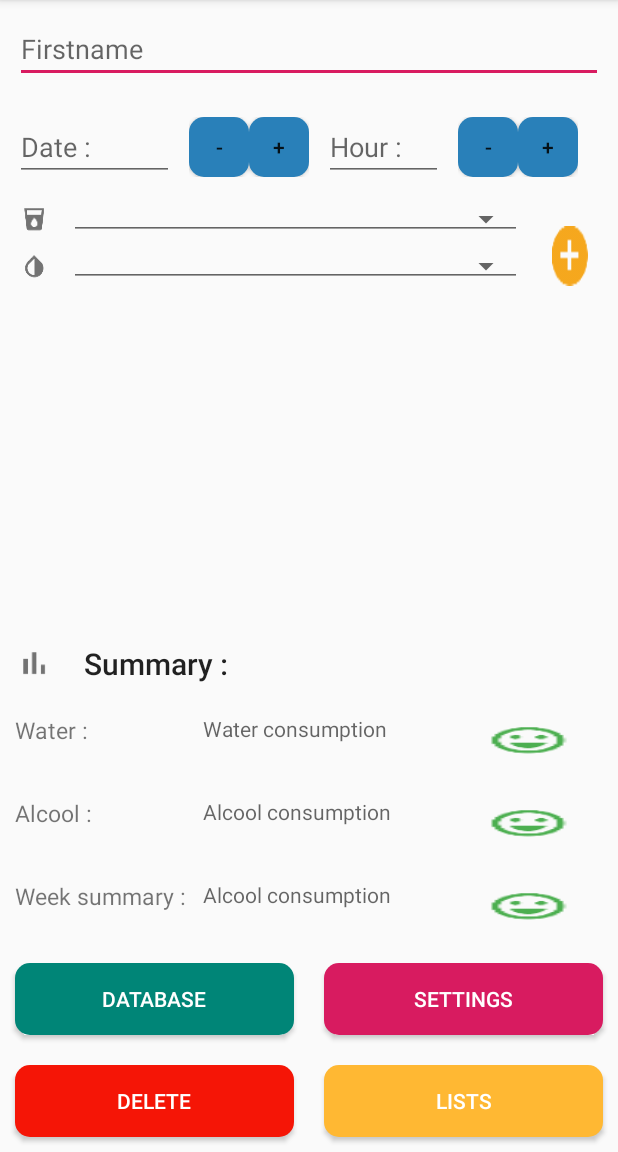
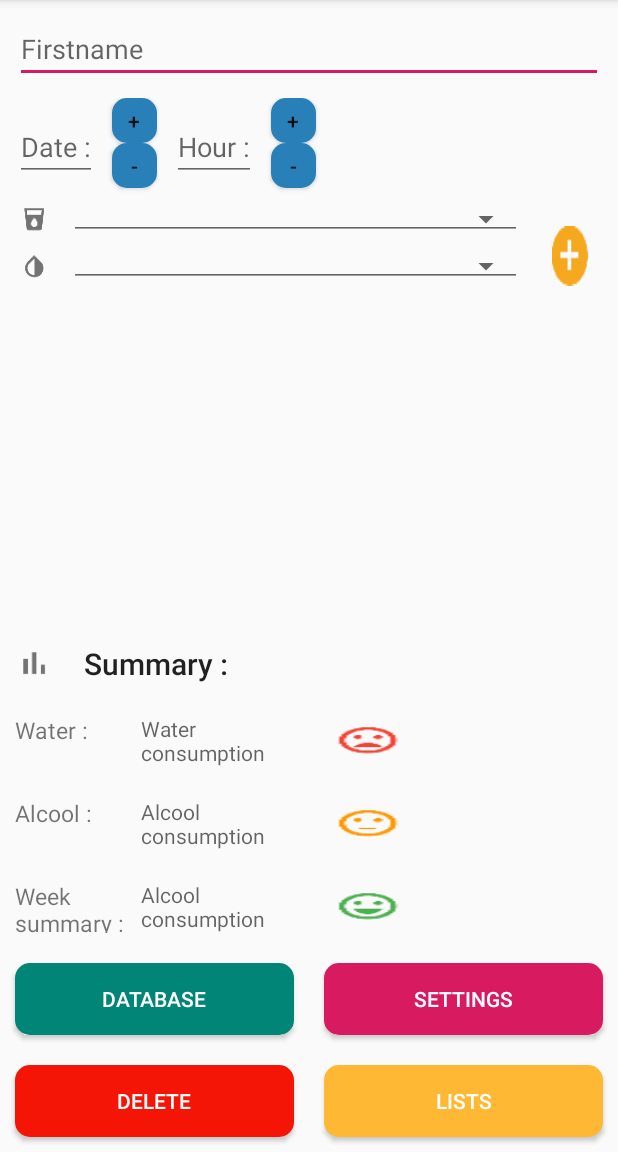
Before and after one commit to JustineJa/SuiviConso, an Android app: the screen it shows after launch (MainActivity), on a phone screen of 412 x 824 dp, the part 84-1236 px from its top. Run offline under Robolectric (Android 15) with nearby library versions, the phone set to English and light mode, and no system bars.

Commit message:
suppression Linear layout date et heure

```diff
--- a/app/src/main/res/layout/activity_main.xml
+++ b/app/src/main/res/layout/activity_main.xml
@@ -18,79 +18,68 @@
             android:layout_margin="10dp" />
     </LinearLayout>
 
-    <LinearLayout
+    <RelativeLayout
         android:layout_width="match_parent"
-        android:layout_height="wrap_content"
-        android:orientation="horizontal">
+        android:layout_height="wrap_content">
 
         <EditText
             android:id="@+id/activity_main_edit_date"
-            android:layout_width="0dp"
+            android:layout_width="wrap_content"
             android:layout_height="wrap_content"
-            android:ems="10"
             android:hint="@string/date"
             android:layout_margin="10dp"
-            android:layout_weight="40"
             android:inputType="date"/>
 
-        <LinearLayout
-            android:layout_width="wrap_content"
-            android:layout_height="wrap_content"
-            android:orientation="horizontal"
-            android:layout_gravity="center">
+        <Button
+            android:id="@+id/activity_main_date_plus"
+            android:layout_width="30dp"
+            android:layout_height="30dp"
+            android:text="@string/plus_btn"
+            android:layout_gravity="center"
+            android:background="@drawable/button_radius_blue_color"
+            style="@style/TextAppearance.AppCompat.Button"
+            android:layout_toRightOf="@+id/activity_main_edit_date"/>
 
         <Button
             android:id="@+id/activity_main_date_moins"
-                android:layout_width="40dp"
-                android:layout_height="40dp"
+            android:layout_width="30dp"
+            android:layout_height="30dp"
             android:text="@string/minus_btn"
             android:layout_gravity="center"
             android:background="@drawable/button_radius_blue_color"
-                style="@style/TextAppearance.AppCompat.Button"/>
+            style="@style/TextAppearance.AppCompat.Button"
+            android:layout_toRightOf="@+id/activity_main_edit_date"
+            android:layout_below="@+id/activity_main_date_plus"/>
+
+        <EditText
+            android:id="@+id/activity_main_edit_heure"
+            android:layout_width="wrap_content"
+            android:layout_height="wrap_content"
+            android:hint="@string/hour"
+            android:layout_margin="10dp"
+            android:inputType="time"
+            android:layout_toRightOf="@+id/activity_main_date_plus"/>
+
         <Button
-                android:id="@+id/activity_main_date_plus"
-                android:layout_width="40dp"
-                android:layout_height="40dp"
+            android:id="@+id/activity_main_hour_plus"
+            android:layout_width="30dp"
+            android:layout_height="30dp"
             android:text="@string/plus_btn"
             android:layout_gravity="center"
             android:background="@drawable/button_radius_blue_color"
-                style="@style/TextAppearance.AppCompat.Button"/>
-
-        </LinearLayout>
-
-        <EditText
-            android:id="@+id/activity_main_edit_heure"
-            android:layout_width="0dp"
-            android:layout_height="wrap_content"
-            android:hint="@string/hour"
-            android:layout_margin="10dp"
-            android:layout_weight="30"
-            android:inputType="time"/>
-
-        <LinearLayout
-            android:layout_width="wrap_content"
-            android:layout_height="wrap_content"
-            android:orientation="horizontal"
-            android:layout_gravity="center">
+            style="@style/TextAppearance.AppCompat.Button"
+            android:layout_toRightOf="@+id/activity_main_edit_heure" />
 
         <Button
             android:id="@+id/activity_main_hour_moins"
-                android:layout_width="40dp"
-                android:layout_height="40dp"
+            android:layout_width="30dp"
+            android:layout_height="30dp"
             android:text="@string/minus_btn"
             android:layout_gravity="center"
             android:background="@drawable/button_radius_blue_color"
-                style="@style/TextAppearance.AppCompat.Button"/>
-            <Button
-                android:id="@+id/activity_main_hour_plus"
-                android:layout_width="40dp"
-                android:layout_height="40dp"
-                android:text="@string/plus_btn"
-                android:layout_gravity="center"
-                android:background="@drawable/button_radius_blue_color"
-                style="@style/TextAppearance.AppCompat.Button"/>
-
-        </LinearLayout>
+            style="@style/TextAppearance.AppCompat.Button"
+            android:layout_toRightOf="@+id/activity_main_edit_heure"
+            android:layout_below="@+id/activity_main_hour_plus"/>
 
         <DatePicker
             android:id="@+id/activity_main_picker_result"
@@ -98,7 +87,7 @@
             android:layout_height="0dp"
             android:layout_weight="10"/>
 
-    </LinearLayout>
+    </RelativeLayout>
 
     <LinearLayout
         android:layout_width="match_parent"
@@ -192,104 +181,94 @@
     </RelativeLayout>
 
         <LinearLayout
-        android:layout_width="match_parent"
-        android:layout_height="wrap_content"
-        android:orientation="horizontal"
-        android:baselineAligned="false">
-
-        <LinearLayout
             android:layout_width="wrap_content"
             android:layout_height="wrap_content"
             android:orientation="vertical"
-            android:layout_weight="75"
             android:layout_gravity="center_vertical">
 
             <LinearLayout
                 android:layout_width="match_parent"
                 android:layout_height="wrap_content"
-                android:orientation="horizontal"
-                android:layout_margin="10dp">
+                android:layout_margin="10dp"
+                android:orientation="horizontal">
 
                 <TextView
                     android:id="@+id/activity_main_water"
                     android:layout_width="0dp"
                     android:layout_height="match_parent"
+                    android:layout_weight="30"
                     android:text="@string/water"
-                    android:textSize="15sp"
-                    android:layout_weight="30"/>
+                    android:textSize="15sp" />
 
                 <TextView
                     android:id="@+id/activity_main_water_result"
                     android:layout_width="0dp"
                     android:layout_height="match_parent"
-                    android:hint="@string/water_value"
+                    android:layout_gravity="center_vertical"
                     android:layout_weight="40"
-                    android:layout_gravity="center_vertical"/>
+                    android:hint="@string/water_value" />
 
                 <ImageView
                     android:id="@+id/activity_main_water_kpi"
                     android:layout_width="35dp"
                     android:layout_height="35dp"
                     android:layout_weight="15"
-                    android:background="@drawable/ic_sentiment_very_satisfied" />
+                    android:background="@drawable/ic_mood_bad" />
 
             </LinearLayout>
 
             <LinearLayout
                 android:layout_width="match_parent"
                 android:layout_height="wrap_content"
-                android:orientation="horizontal"
-                android:layout_margin="10dp">
+                android:layout_margin="10dp"
+                android:orientation="horizontal">
 
                 <TextView
                     android:id="@+id/activity_main_alcool"
                     android:layout_width="0dp"
                     android:layout_height="match_parent"
+                    android:layout_weight="30"
                     android:text="@string/alcool"
-                    android:textSize="15sp"
-                    android:layout_weight="30"/>
+                    android:textSize="15sp" />
 
                 <TextView
                     android:id="@+id/activity_main_alcool_result"
                     android:layout_width="0dp"
                     android:layout_height="match_parent"
-                    android:hint="@string/alcool_value"
+                    android:layout_gravity="center_vertical"
                     android:layout_weight="40"
-                    android:layout_gravity="center_vertical"/>
+                    android:hint="@string/alcool_value" />
 
                 <ImageView
                     android:id="@+id/activity_main_alcool_kpi"
                     android:layout_width="35dp"
                     android:layout_height="35dp"
                     android:layout_weight="15"
-                    android:background="@drawable/ic_sentiment_very_satisfied" />
+                    android:background="@drawable/ic_sentiment_neutral" />
 
-            </LinearLayout>
-
-        </LinearLayout>
             </LinearLayout>
 
             <LinearLayout
                 android:layout_width="match_parent"
                 android:layout_height="wrap_content"
-        android:orientation="horizontal"
-        android:layout_margin="10dp">
+                android:layout_margin="10dp"
+                android:orientation="horizontal">
 
                 <TextView
                     android:id="@+id/activity_main_alcool_hebdo"
                     android:layout_width="0dp"
                     android:layout_height="match_parent"
+                    android:layout_weight="30"
                     android:text="@string/week_summary"
-            android:textSize="15sp"
-            android:layout_weight="30"/>
+                    android:textSize="15sp" />
 
                 <TextView
                     android:id="@+id/activity_main_alcool_result_hebdo"
                     android:layout_width="0dp"
                     android:layout_height="match_parent"
-            android:hint="@string/alcool_value"
+                    android:layout_gravity="center_vertical"
                     android:layout_weight="40"
-            android:layout_gravity="center_vertical"/>
+                    android:hint="@string/alcool_value" />
 
                 <ImageView
                     android:id="@+id/activity_main_alcool_kpi_hebdo"
@@ -297,6 +276,8 @@
                     android:layout_height="35dp"
                     android:layout_weight="15"
                     android:background="@drawable/ic_sentiment_very_satisfied" />
+            </LinearLayout>
+
         </LinearLayout>
     <LinearLayout
         android:layout_width="match_parent"
```
Lines whose indentation alone changed are shown as unchanged.
